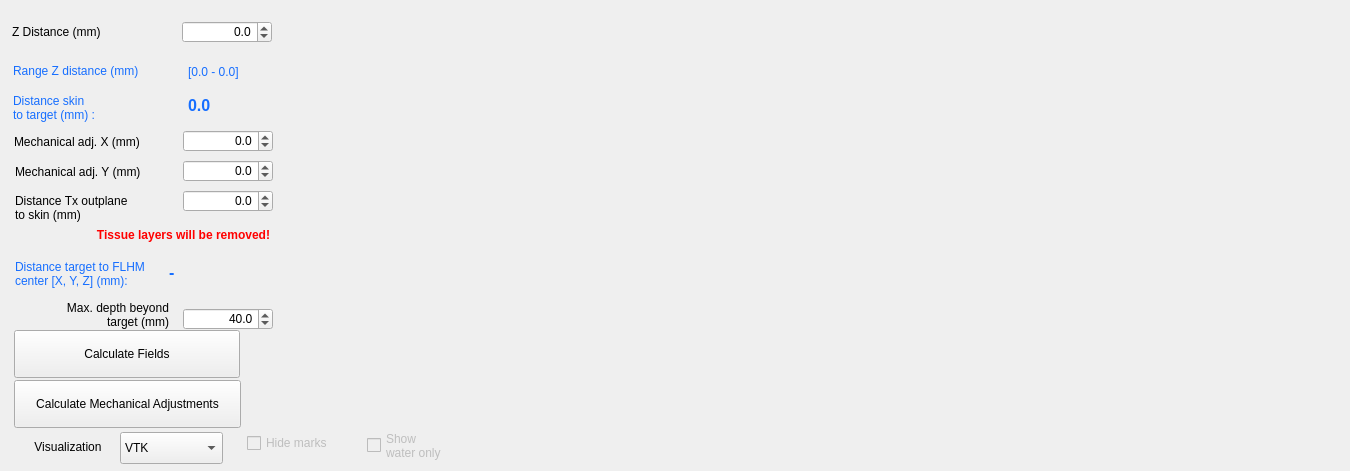
This is BabelBrain/_Babel_RingTx/form.ui in acoreas/BabelBrain as Qt 5 draws it before an edit. The edited form follows.
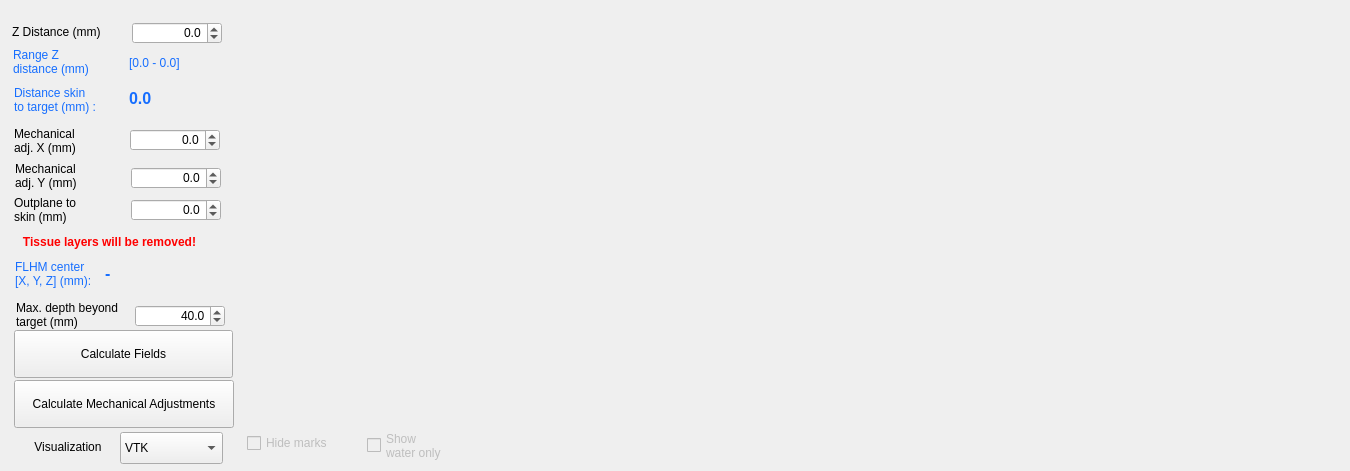
This is the edited form.

Commit message: tuning for ac sim results

Patch:
```diff
--- a/BabelBrain/_Babel_RingTx/form.ui
+++ b/BabelBrain/_Babel_RingTx/form.ui
@@ -19,9 +19,9 @@
   <widget class="QWidget" name="AcField_plot1" native="true">
    <property name="geometry">
     <rect>
-     <x>310</x>
+     <x>239</x>
      <y>5</y>
-     <width>1026</width>
+     <width>1103</width>
      <height>411</height>
     </rect>
    </property>
@@ -56,8 +56,8 @@
   <widget class="QDoubleSpinBox" name="YMechanicSpinBox">
    <property name="geometry">
     <rect>
-     <x>183</x>
-     <y>160</y>
+     <x>131</x>
+     <y>167</y>
      <width>90</width>
      <height>22</height>
     </rect>
@@ -84,22 +84,22 @@
   <widget class="QLabel" name="label_24">
    <property name="geometry">
     <rect>
-     <x>15</x>
-     <y>192</y>
-     <width>143</width>
-     <height>31</height>
+     <x>14</x>
+     <y>190</y>
+     <width>78</width>
+     <height>39</height>
     </rect>
    </property>
    <property name="text">
-    <string>Distance Tx outplane
-to skin (mm)</string>
+    <string>Outplane to
+skin (mm)</string>
    </property>
   </widget>
   <widget class="QDoubleSpinBox" name="MaxDepthSpinBox">
    <property name="geometry">
     <rect>
-     <x>183</x>
-     <y>308</y>
+     <x>135</x>
+     <y>305</y>
      <width>90</width>
      <height>22</height>
     </rect>
@@ -126,8 +126,8 @@
   <widget class="QLabel" name="TPORangeLabel">
    <property name="geometry">
     <rect>
-     <x>188</x>
-     <y>60</y>
+     <x>129</x>
+     <y>51</y>
      <width>88</width>
      <height>23</height>
     </rect>
@@ -142,8 +142,8 @@
   <widget class="QLabel" name="LabelTissueRemoved">
    <property name="geometry">
     <rect>
-     <x>82</x>
-     <y>220</y>
+     <x>8</x>
+     <y>227</y>
      <width>203</width>
      <height>30</height>
     </rect>
@@ -168,7 +168,7 @@
     <rect>
      <x>16</x>
      <y>300</y>
-     <width>153</width>
+     <width>118</width>
      <height>30</height>
     </rect>
    </property>
@@ -177,15 +177,15 @@
 target (mm)</string>
    </property>
    <property name="alignment">
-    <set>Qt::AlignmentFlag::AlignRight|Qt::AlignmentFlag::AlignTrailing|Qt::AlignmentFlag::AlignVCenter</set>
+    <set>Qt::AlignmentFlag::AlignLeading|Qt::AlignmentFlag::AlignLeft|Qt::AlignmentFlag::AlignVCenter</set>
    </property>
   </widget>
   <widget class="QLabel" name="label_21">
    <property name="geometry">
     <rect>
-     <x>13</x>
-     <y>92</y>
-     <width>150</width>
+     <x>14</x>
+     <y>84</y>
+     <width>99</width>
      <height>31</height>
     </rect>
    </property>
@@ -205,7 +205,7 @@
     <rect>
      <x>15</x>
      <y>250</y>
-     <width>164</width>
+     <width>94</width>
      <height>47</height>
     </rect>
    </property>
@@ -213,8 +213,8 @@
     <string notr="true">color:rgb(22, 110, 255)</string>
    </property>
    <property name="text">
-    <string>Distance target to FLHM
-center [X, Y, Z] (mm):</string>
+    <string>FLHM center
+[X, Y, Z] (mm):</string>
    </property>
    <property name="indent">
     <number>0</number>
@@ -237,21 +237,22 @@
    <property name="geometry">
     <rect>
      <x>14</x>
-     <y>132</y>
-     <width>143</width>
-     <height>20</height>
+     <y>127</y>
+     <width>78</width>
+     <height>28</height>
     </rect>
    </property>
    <property name="text">
-    <string>Mechanical adj. X (mm)</string>
+    <string>Mechanical
+adj. X (mm)</string>
    </property>
   </widget>
   <widget class="QLabel" name="DistanceSkinLabel">
    <property name="geometry">
     <rect>
-     <x>188</x>
-     <y>90</y>
-     <width>76</width>
+     <x>129</x>
+     <y>83</y>
+     <width>72</width>
      <height>31</height>
     </rect>
    </property>
@@ -274,8 +275,8 @@
   <widget class="QDoubleSpinBox" name="XMechanicSpinBox">
    <property name="geometry">
     <rect>
-     <x>183</x>
-     <y>130</y>
+     <x>130</x>
+     <y>129</y>
      <width>90</width>
      <height>22</height>
     </rect>
@@ -303,7 +304,7 @@
    <property name="geometry">
     <rect>
      <x>13</x>
-     <y>55</y>
+     <y>46</y>
      <width>159</width>
      <height>31</height>
     </rect>
@@ -312,7 +313,8 @@
     <string notr="true">color:rgb(22, 110, 255)</string>
    </property>
    <property name="text">
-    <string>Range Z distance (mm)</string>
+    <string>Range Z
+distance (mm)</string>
    </property>
    <property name="indent">
     <number>0</number>
@@ -321,8 +323,8 @@
   <widget class="QDoubleSpinBox" name="TPODistanceSpinBox">
    <property name="geometry">
     <rect>
-     <x>182</x>
-     <y>21</y>
+     <x>132</x>
+     <y>22</y>
      <width>90</width>
      <height>22</height>
     </rect>
@@ -351,12 +353,13 @@
     <rect>
      <x>15</x>
      <y>162</y>
-     <width>143</width>
-     <height>20</height>
+     <width>76</width>
+     <height>28</height>
     </rect>
    </property>
    <property name="text">
-    <string>Mechanical adj. Y (mm)</string>
+    <string>Mechanical
+adj. Y (mm)</string>
    </property>
   </widget>
   <widget class="QPushButton" name="CalculateAcField">
@@ -364,7 +367,7 @@
     <rect>
      <x>14</x>
      <y>330</y>
-     <width>226</width>
+     <width>219</width>
      <height>48</height>
     </rect>
    </property>
@@ -383,7 +386,7 @@
     <rect>
      <x>14</x>
      <y>380</y>
-     <width>227</width>
+     <width>220</width>
      <height>48</height>
     </rect>
    </property>
@@ -400,8 +403,8 @@
   <widget class="QDoubleSpinBox" name="SkinDistanceSpinBox">
    <property name="geometry">
     <rect>
-     <x>183</x>
-     <y>190</y>
+     <x>131</x>
+     <y>199</y>
      <width>90</width>
      <height>22</height>
     </rect>
@@ -428,9 +431,9 @@
   <widget class="QLabel" name="DistanceTargetLabel">
    <property name="geometry">
     <rect>
-     <x>169</x>
-     <y>257</y>
-     <width>135</width>
+     <x>105</x>
+     <y>258</y>
+     <width>131</width>
      <height>31</height>
     </rect>
    </property>
```
The commit also changes 2 other files.
